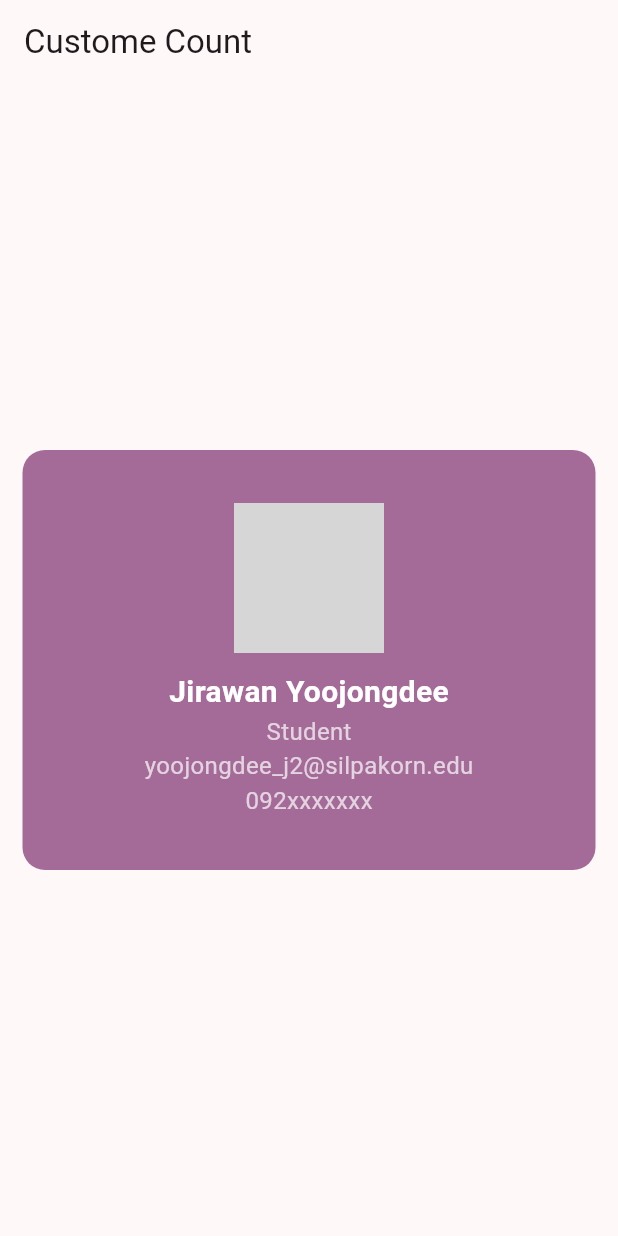
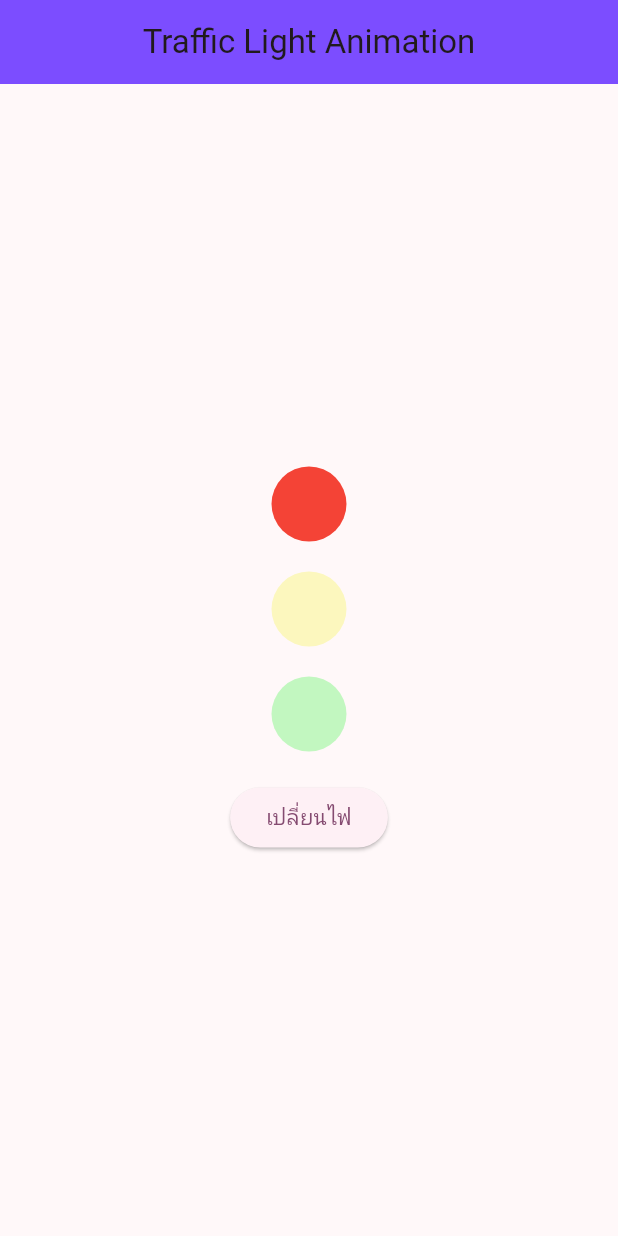
Before and after one commit to jirawan-yoojongdee/futterProject, a Flutter app: the screen it shows after launch, on a phone screen of 412 x 824 dp. Run offline on Flutter 3.47's test engine with Material 3 defaults, Android fonts, the phone set to English and light mode, and no system bars; our stand-ins replace cloud_firestore, firebase_core; accounts and stored records are empty; grey boxes are pictures that could not be loaded.

Commit message:
traffic_light

```diff
--- /dev/null
+++ b/first_app/lib/component/custom_traffic_light.dart
@@ -0,0 +1,20 @@
+import 'package:flutter/material.dart';
+
+class _traffic_lighState extends StatefulWidget {
+  const _traffic_lighState({super.key});
+
+  @override
+  State<_traffic_lighState> createState() => __traffic_lighStateState();
+}
+
+class __traffic_lighStateState extends State<_traffic_lighState> {
+  @override
+  Widget build(BuildContext context) {
+    return Container(
+      decoration: BoxDecoration(
+        color: Colors.red,
+        shape: BoxShape.circle,
+      ),
+    );
+  }
+}
--- a/first_app/lib/main.dart
+++ b/first_app/lib/main.dart
@@ -1,6 +1,14 @@
-import 'package:first_app/page/simple_custom_widget_profile_card.dart';
+import 'package:firebase_core/firebase_core.dart';
+import 'package:first_app/page/traffic_light.dart';
 import 'package:flutter/material.dart';
-void main() {
+
+import 'firebase_options.dart';
+
+void main() async{
+  WidgetsFlutterBinding.ensureInitialized();
+  await Firebase.initializeApp(
+options: DefaultFirebaseOptions.currentPlatform,
+);
   runApp(const MyApp());
 }
 
@@ -18,7 +26,7 @@ class MyApp extends StatelessWidget {
         ),
       ),
       debugShowCheckedModeBanner: false,
-      home:SimpleCustomWidgetProfileCard(), //เปลี่ยนหน้าหลัก
+      home:traffic_lighState(),//FirebaseTestCRUD(), //เปลี่ยนหน้าหลัก
     );
   }
 }
--- /dev/null
+++ b/first_app/lib/page/traffic_light.dart
@@ -0,0 +1,93 @@
+import 'package:flutter/material.dart';
+
+class traffic_lighState extends StatefulWidget {
+  const traffic_lighState({super.key});
+
+  @override
+  State<traffic_lighState> createState() => traffic_lighStateState();
+}
+
+class traffic_lighStateState extends State<traffic_lighState> {
+ double _opacity = 1.0;
+ int count = 0;
+
+  void _toggleOpacity() {
+    setState(() {
+      _opacity = _opacity == 1.0 ? 0.2 : 1.0;
+    });
+  }
+
+  void _nextLight(){
+    setState(() {
+      count = (count + 1) % 3;
+    });
+  }
+
+
+
+  @override
+  Widget build(BuildContext context) {
+    return Scaffold(
+      appBar: AppBar(
+        title: Text("Traffic Light Animation"),
+        backgroundColor: Colors.deepPurpleAccent,
+        centerTitle: true,
+      ),
+      body: Center(
+        child: Column(
+          mainAxisAlignment: MainAxisAlignment.center,
+          children: [
+
+            AnimatedOpacity(opacity: count == 0 ? 1.0 : 0.3
+            , duration: const Duration(milliseconds: 500),
+            child:   Container(
+              height: 50,
+              width: 50,
+              decoration: const BoxDecoration(
+                color: Colors.red,
+                shape: BoxShape.circle,
+              ),
+            ),
+            ),
+
+            SizedBox(height: 20),
+            AnimatedOpacity(opacity: count == 1 ? 1.0 : 0.3
+            , duration: const Duration(milliseconds: 500),
+            child:  Container(
+              height: 50,
+              width: 50,
+              decoration: const BoxDecoration(
+                color: Color.fromARGB(255, 244, 244, 54),
+                shape: BoxShape.circle,
+              ),
+            ),
+            ),
+
+
+
+            SizedBox(height: 20),
+
+            AnimatedOpacity(opacity: count == 2 ? 1.0 : 0.3
+            , duration: const Duration(milliseconds: 500),
+            child:  Container(
+              height: 50,
+              width: 50,
+              decoration: const BoxDecoration(
+                color: Color.fromARGB(255, 54, 244, 60),
+                shape: BoxShape.circle,
+              ),
+            ),
+),
+
+
+            SizedBox(height: 20),
+
+            ElevatedButton(
+              onPressed:_nextLight,
+              child: Text("เปลี่ยนไฟ"))
+          ],
+        ),
+      ),
+    );
+  }
+}
--- a/first_app/pubspec.yaml
+++ b/first_app/pubspec.yaml
@@ -30,12 +30,14 @@ environment:
 dependencies:
   flutter:
     sdk: flutter
-
+  shared_preferences: ^2.5.3
 
   # The following adds the Cupertino Icons font to your application.
   # Use with the CupertinoIcons class for iOS style icons.
   cupertino_icons: ^1.0.8
   http: ^1.5.0
+  cloud_firestore: ^6.0.3
+  firebase_core: ^4.2.0
 
 dev_dependencies:
   flutter_test:
```
Also changed, not shown: first_app/firebase/analysis_options.yaml (deleted, +0 -28 lines), first_app/firebase/lib/main.dart (deleted, +0 -122 lines), first_app/firebase/pubspec.yaml (deleted, +0 -89 lines), first_app/lib/page/animeted_test.dart (added, +31 -0 lines), first_app/lib/page/firebase_test_crud.dart (added, +83 -0 lines), first_app/firebase.json (added), first_app/firebase/pubspec.lock (deleted), first_app/lib/firebase_options.dart (added), first_app/lib/page/FadeWidget.dart (added), first_app/pubspec.lock, 129 other files.
